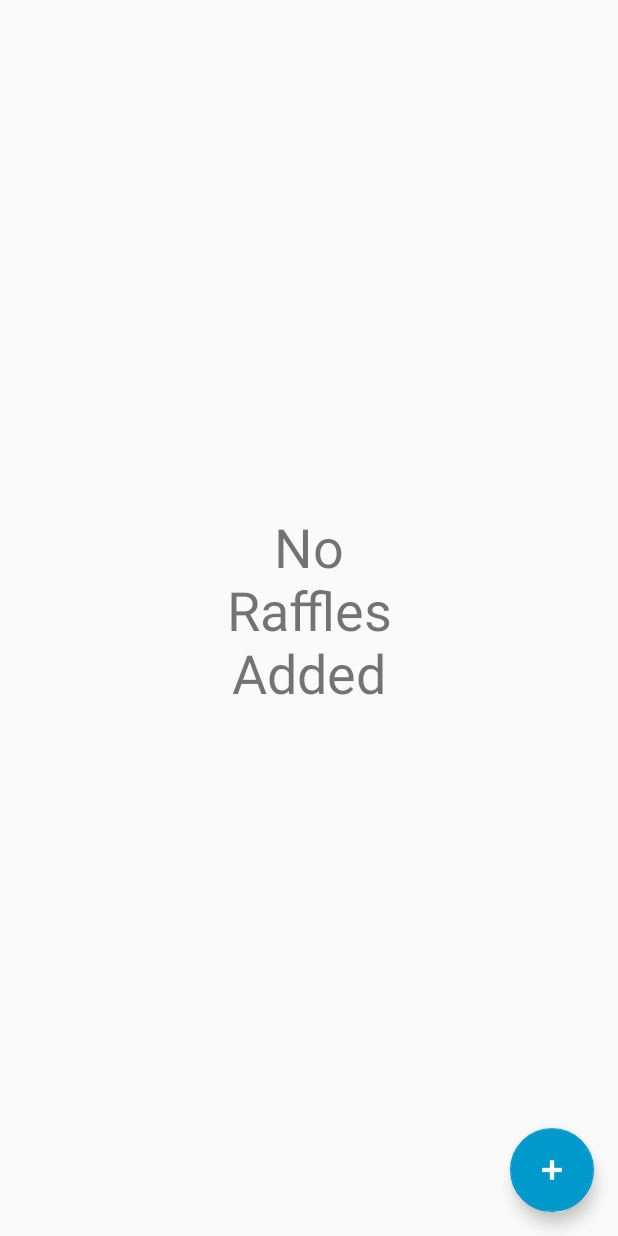
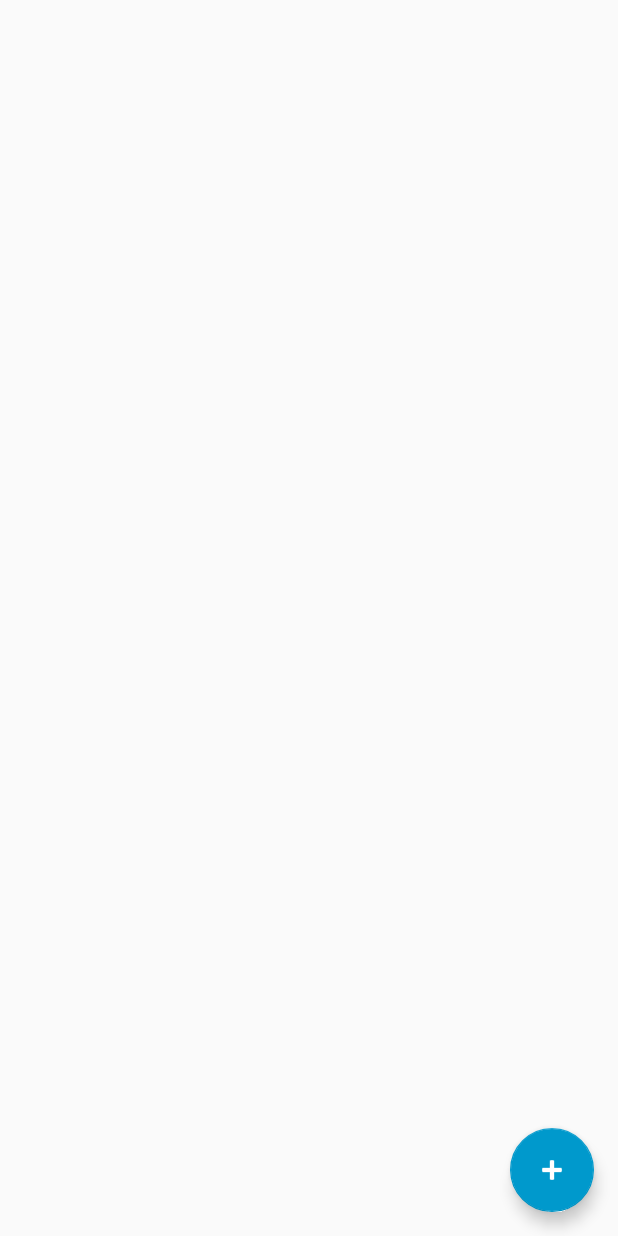
Before and after one commit to chesterc314/raffle-creator, an Android app: the MainActivity screen opened directly, with no data from a screen before it, on a phone screen of 412 x 824 dp. Run offline under Robolectric (Android 15) with nearby library versions, the light colour scheme and no system bars; 2 statements that could not run were skipped.

Commit message:
develop: added recycle view for list of raffles

```diff
--- a/app/build.gradle
+++ b/app/build.gradle
@@ -32,4 +32,9 @@ dependencies {
     androidTestImplementation 'com.android.support.test:runner:1.0.1'
     androidTestImplementation 'com.android.support.test.espresso:espresso-core:3.0.1'
     compile 'gr.pantrif:easy-android-splash-screen:0.0.1'
+    compile 'org.funktionale:funktionale-collections:1.2'
+    compile 'org.funktionale:funktionale-utils:1.2'
+    compile 'org.funktionale:funktionale-option:1.2'
+    compile 'org.funktionale:funktionale-composition:1.2'
+
 }
--- a/app/src/main/java/co/za/chester/rafflecreator/rafflecreator/MainActivity.kt
+++ b/app/src/main/java/co/za/chester/rafflecreator/rafflecreator/MainActivity.kt
@@ -1,21 +1,37 @@
 package co.za.chester.rafflecreator.rafflecreator
 
 import android.os.Bundle
+import android.support.v7.app.AlertDialog
 import android.support.v7.app.AppCompatActivity
+import android.support.v7.widget.DefaultItemAnimator
+import android.support.v7.widget.DividerItemDecoration
+import android.support.v7.widget.LinearLayoutManager
+import android.support.v7.widget.RecyclerView
+import android.view.LayoutInflater
 import android.view.View
+import android.widget.EditText
 import android.widget.Toast
-import android.support.v7.app.AlertDialog
-import android.widget.EditText
-import android.view.LayoutInflater
-
 
 class MainActivity : AppCompatActivity() {
 
     private var exitCounter: Int = 0
+    private lateinit var raffleRecyclerView: RecyclerView
+    private lateinit var raffles: ArrayList<String>
+    private lateinit var customRecyclerViewAdapter: CustomRecyclerViewAdapter
+
     override fun onCreate(savedInstanceState: Bundle?) {
         super.onCreate(savedInstanceState)
         setContentView(R.layout.activity_main)
         resetExitCounter()
+        raffleRecyclerView = findViewById(R.id.raffleRecyclerView)
+        raffles = ArrayList()
+        customRecyclerViewAdapter = CustomRecyclerViewAdapter(raffles)
+        val layoutManager = LinearLayoutManager(applicationContext)
+        raffleRecyclerView.layoutManager = layoutManager
+        raffleRecyclerView.itemAnimator = DefaultItemAnimator()
+        raffleRecyclerView.addItemDecoration(DividerItemDecoration(this, LinearLayoutManager.VERTICAL))
+        raffleRecyclerView.adapter = customRecyclerViewAdapter
+
     }
 
     private fun resetExitCounter() {
@@ -41,20 +57,21 @@ class MainActivity : AppCompatActivity() {
         val alertDialogBuilder = AlertDialog.Builder(this)
         alertDialogBuilder.setView(promptView)
 
-        val raffleNameInput = promptView
-                .findViewById(R.id.editTextDialogRaffleNameInput) as EditText
+        val raffleNameInput = promptView.findViewById(R.id.editTextDialogRaffleNameInput) as EditText
         alertDialogBuilder
-                .setPositiveButton("Add",
-                        { dialog, _ ->
-                            val raffleName = raffleNameInput.text
-                            if (raffleName.isNullOrEmpty()) {
-                                Toast.makeText(this, "No Raffle Name entered", Toast.LENGTH_LONG).show()
-                                dialog.dismiss()
-                            } else {
-                                Toast.makeText(this, "$raffleName added to list of raffles", Toast.LENGTH_LONG).show()
-                                dialog.dismiss()
-                            }
-                        })
+                .setCancelable(false)
+                .setPositiveButton("Add", { dialog, _ ->
+                    val raffleName = raffleNameInput.text.toString()
+                    if (!raffleName.isEmpty()) {
+                        Toast.makeText(this, "$raffleName added to list of raffles", Toast.LENGTH_LONG).show()
+                        raffles.add(raffleName)
+                        customRecyclerViewAdapter.notifyDataSetChanged()
+                        dialog.dismiss()
+                    } else {
+                        Toast.makeText(this, "No Raffle Name entered", Toast.LENGTH_LONG).show()
+                        dialog.dismiss()
+                    }
+                })
                 .setNegativeButton("Cancel",
                         { dialog, _ ->
                             dialog.cancel()
--- a/app/src/main/res/layout/activity_main.xml
+++ b/app/src/main/res/layout/activity_main.xml
@@ -1,5 +1,5 @@
 <?xml version="1.0" encoding="utf-8"?>
-<android.support.constraint.ConstraintLayout
+<RelativeLayout
     xmlns:android="http://schemas.android.com/apk/res/android"
     xmlns:app="http://schemas.android.com/apk/res-auto"
     xmlns:tools="http://schemas.android.com/tools"
@@ -7,35 +7,26 @@
     android:layout_height="match_parent"
     tools:context="co.za.chester.rafflecreator.rafflecreator.MainActivity">
 
-    <TextView
-        android:layout_width="155dp"
-        android:layout_height="141dp"
-        android:fontFamily="sans-serif"
-        android:text="@string/no_raffles_added"
-        android:textAlignment="center"
-        android:textSize="36sp"
-        app:layout_constraintBottom_toBottomOf="parent"
-        app:layout_constraintHorizontal_bias="0.502"
-        app:layout_constraintLeft_toLeftOf="parent"
-        app:layout_constraintRight_toRightOf="parent"
-        app:layout_constraintTop_toTopOf="parent"
-        app:layout_constraintVertical_bias="0.498" />
-
+    <android.support.v7.widget.RecyclerView
+        android:id="@+id/raffleRecyclerView"
+        android:layout_width="match_parent"
+        android:layout_height="match_parent"
+        android:layout_alignParentStart="true"
+        android:layout_alignParentTop="true"
+        android:scrollbars="vertical" />
 
     <android.support.design.widget.FloatingActionButton
         android:id="@+id/fabAddRaffle"
         android:layout_width="wrap_content"
         android:layout_height="wrap_content"
-        android:layout_gravity="bottom|end"
-        android:layout_margin="@dimen/fab_margin"
-        android:layout_marginBottom="39dp"
-        android:layout_marginEnd="8dp"
+        android:layout_alignParentBottom="true"
+        android:layout_alignParentEnd="true"
+        android:layout_marginBottom="16dp"
+        android:layout_marginEnd="16dp"
         android:clickable="true"
+        android:onClick="addRaffle"
         android:tint="@android:color/background_light"
         app:backgroundTint="@android:color/holo_blue_dark"
-        app:layout_constraintBottom_toBottomOf="parent"
-        app:layout_constraintEnd_toEndOf="parent"
         app:srcCompat="@android:drawable/ic_input_add"
-        android:onClick="addRaffle"/>
-
-</android.support.constraint.ConstraintLayout>
+        android:focusable="true" />
+</RelativeLayout>
--- a/app/src/main/res/values/dimens.xml
+++ b/app/src/main/res/values/dimens.xml
@@ -1,3 +1,6 @@
 <resources>
+    <dimen name="activity_horizontal_margin">16dp</dimen>
+    <dimen name="activity_vertical_margin">16dp</dimen>
     <dimen name="fab_margin">16dp</dimen>
+    <dimen name="row_padding_vertical">10dp</dimen>
 </resources>
--- a/app/src/main/res/values/strings.xml
+++ b/app/src/main/res/values/strings.xml
@@ -3,4 +3,5 @@
     <string name="action_settings">Settings</string>
     <string name="no_raffles_added">No Raffles Added</string>
     <string name="please_enter_your_raffle_name">Please enter your Raffle Name:</string>
+    <string name="remove_raffle">Remove raffle</string>
 </resources>
```
Also changed, not shown: app/src/main/java/co/za/chester/rafflecreator/rafflecreator/domain/Raffle.kt (added, +17 -0 lines).
